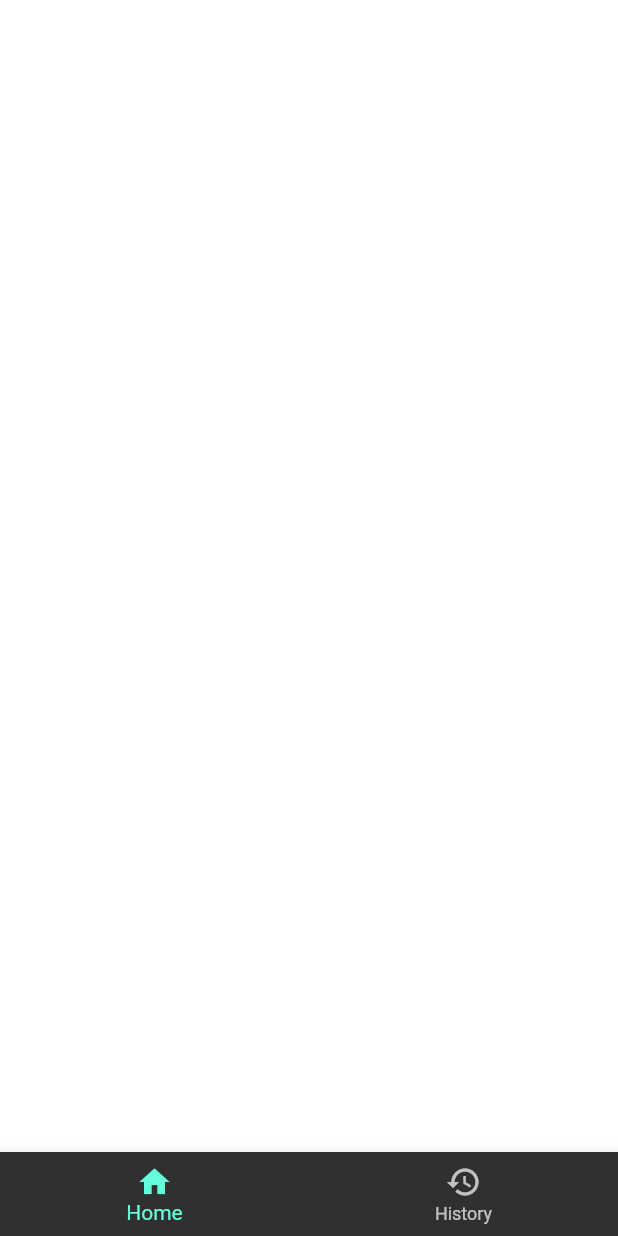
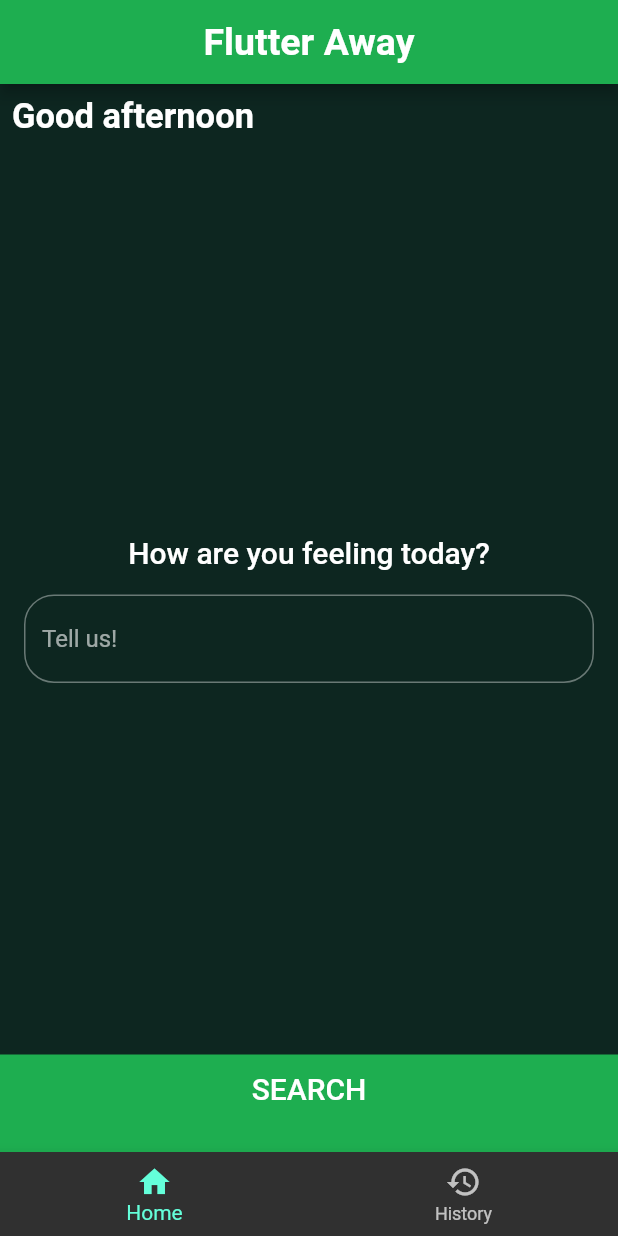
Before and after one commit to VaishakAnand/Hack-Roll-2021-, a Flutter app: the screen it shows after launch, on a phone screen of 412 x 824 dp. Run offline on Flutter 3.47's test engine with Material 2 defaults, Android fonts, the phone set to English and light mode, and no system bars; missing offline and left inert: sentiment_dart.

Commit message:
Added comments for files

```diff
--- a/lib/homepage.dart
+++ b/lib/homepage.dart
@@ -1,20 +1,91 @@
 import 'package:flutter/material.dart';
+import 'package:flutterapp/constants.dart';
+import 'bottom_button.dart';
 
-class HomePage extends StatelessWidget {
+// This is the page when you click 'HOME'
+
+class HomePage extends StatefulWidget {
+  @override
+  _HomePageState createState() => _HomePageState();
+}
+
+class _HomePageState extends State<HomePage> {
+  final textController = TextEditingController();
+
   @override
   Widget build(BuildContext context) {
-    return Container(
-      color: Colors.white12,
-      child: Column(
-          mainAxisAlignment: MainAxisAlignment.center,
+    return SafeArea(
+      child: Scaffold(
+        appBar: AppBar(
+          title: Text(
+            'Flutter Away',
+            style: kLabelTextStyle,
+          ),
+          centerTitle: true,
+        ),
+        body: Column(
           crossAxisAlignment: CrossAxisAlignment.stretch,
           children: <Widget>[
-            Container(
-                child: Text('HomePage')
-            )
-          ]
+            Expanded(
+              child: Padding(
+                padding: const EdgeInsets.all(8.0),
+                child: Container(
+                  child: Text(
+                    'Good afternoon',
+                    style: kGreetingTextStyle,
+                  ),
+                ),
+              ),
+            ),
+            Expanded(
+              flex: 7,
+              child: Column(
+                mainAxisAlignment: MainAxisAlignment.center,
+                children: <Widget>[
+                  Text(
+                    'How are you feeling today?',
+                    style: kBodyTextStyle,
+                  ),
+                  Padding(
+                    padding: const EdgeInsets.all(16.0),
+                    child: TextField(
+                      controller: textController,
+                      decoration: InputDecoration(
+                        border: OutlineInputBorder(
+                          borderRadius: BorderRadius.circular(20.0),
+                        ),
+                        hintText: 'Tell us!',
+                      ),
+                      cursorColor: kAppBarColour,
+                    ),
+                  )
+                ],
+              ),
+            ),
+            BottomButton(
+              buttonTitle: 'SEARCH',
+              onTap: () {
+                if (textController.text.isEmpty) {
+                  showDialog(
+                    context: context,
+                    builder: (context) {
+                      return AlertDialog(
+                        title: Text('Please enter some text!'),
+                      );
+                    },
+                  );
+                }
+                // Navigator.push(
+                //   context,
+                //   MaterialPageRoute(
+                //     builder: (context) => ResultsPage(),
+                //   ),
+                // );
+              },
+            ),
+          ],
+        ),
       ),
     );
   }
-
 }
--- a/lib/main.dart
+++ b/lib/main.dart
@@ -1,5 +1,4 @@
 import 'package:flutter/material.dart';
-import 'landing.dart';
 import 'mainscreen.dart';
 import 'constants.dart';
 
--- a/lib/mainscreen.dart
+++ b/lib/mainscreen.dart
@@ -2,6 +2,7 @@ import 'package:flutter/material.dart';
 import 'homepage.dart';
 import 'history.dart';
 
+// Main Screen w/ BottomNavigationBar functionality to switch pages.
 class MainScreen extends StatefulWidget {
   @override
   _MainScreenState createState() => _MainScreenState();
@@ -18,7 +19,7 @@ class _MainScreenState extends State<MainScreen> {
   @override
   Widget build(BuildContext context) {
     return Scaffold(
-      backgroundColor: Colors.white,
+      //backgroundColor: Colors.white,
       bottomNavigationBar: BottomNavigationBar(
         currentIndex: _selectedIndex,
         showSelectedLabels: true,
```
Also changed, not shown: lib/landing.dart (deleted, +0 -89 lines).
